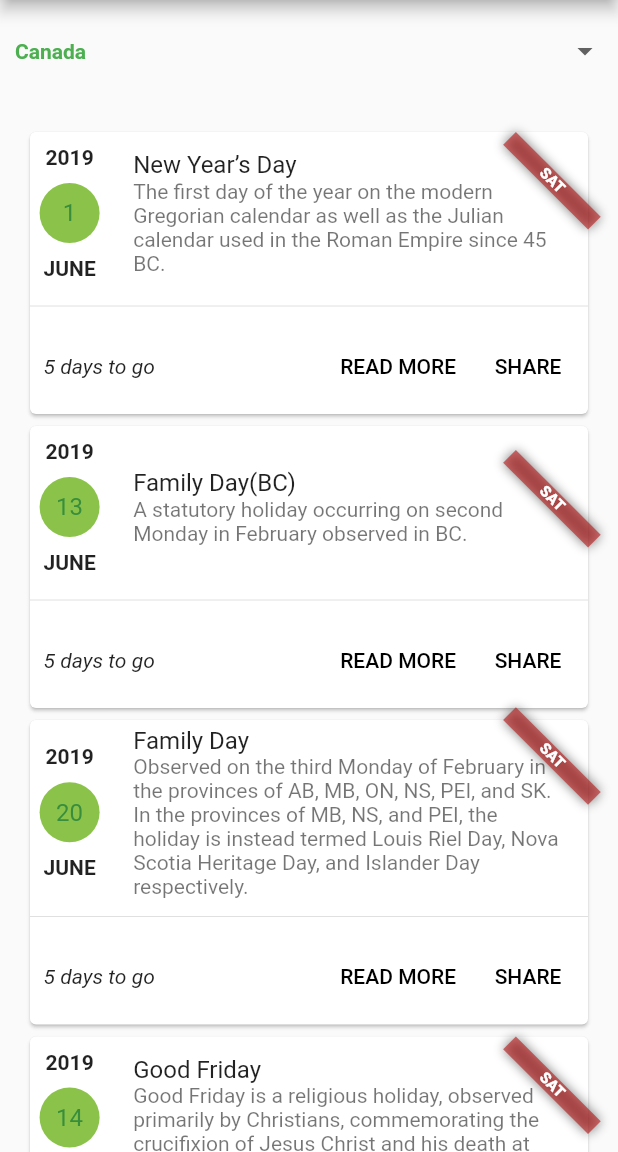
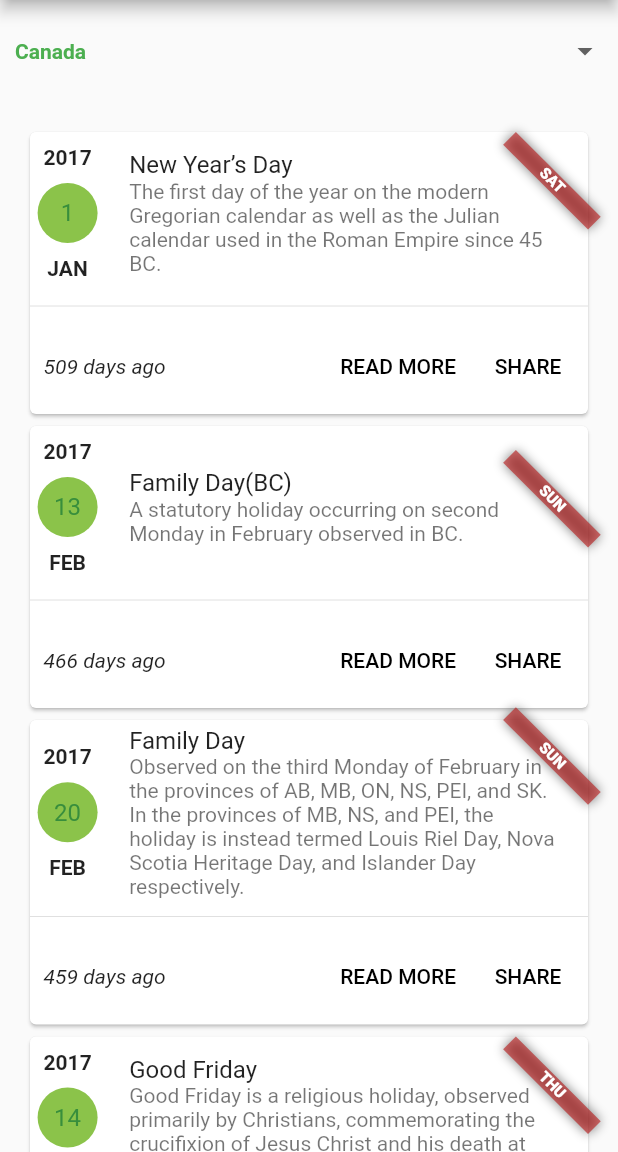
Before and after one commit to jobinbasani/my_next_holiday, a Flutter app: the screen it shows after launch, on a phone screen of 412 x 824 dp, the part 84-1236 px from its top. Run offline on Flutter 3.47's test engine with Material 2 defaults, Android fonts, the light colour scheme and no system bars.

Commit message:
Set data

```diff
--- a/lib/main.dart
+++ b/lib/main.dart
@@ -4,6 +4,7 @@ import 'package:flutter/material.dart';
 import 'package:my_next_holiday/services/HolidayService.dart';
 import 'package:my_next_holiday/services/CanadaHolidayService.dart';
 import 'package:my_next_holiday/services/UsaHolidayService.dart';
+import 'package:my_next_holiday/utils/NlwUtils.dart';
 import 'package:my_next_holiday/vo/HolidayDetails.dart';
 
 void main() => runApp(new NlwApp());
@@ -18,30 +19,21 @@ class NlwApp extends StatelessWidget {
       theme: new ThemeData(
         primarySwatch: Colors.green,
       ),
-      home: new MyHomePage(title: 'My Next Holiday'),
+      home: new NlwHomePage(title: 'My Next Holiday'),
     );
   }
 }
 
-class MyHomePage extends StatefulWidget {
-  MyHomePage({Key key, this.title}) : super(key: key);
-
-  // This widget is the home page of your application. It is stateful, meaning
-  // that it has a State object (defined below) that contains fields that affect
-  // how it looks.
-
-  // This class is the configuration for the state. It holds the values (in this
-  // case the title) provided by the parent (in this case the App widget) and
-  // used by the build method of the State. Fields in a Widget subclass are
-  // always marked "final".
+class NlwHomePage extends StatefulWidget {
+  NlwHomePage({Key key, this.title}) : super(key: key);
 
   final String title;
 
   @override
-  _MyHomePageState createState() => new _MyHomePageState();
+  _NlwHomePageState createState() => new _NlwHomePageState();
 }
 
-class _MyHomePageState extends State<MyHomePage> {
+class _NlwHomePageState extends State<NlwHomePage> {
   var dropdownMenuOptions;
   List<String> _countryList = [];
   String _selectedCountry;
@@ -51,6 +43,15 @@ class _MyHomePageState extends State<MyHomePage> {
     new UsaHolidayService(),
     new CanadaHolidayService()
   ];
+
+  String getDaysToGo(HolidayDetails details) {
+    String dayString = "day";
+    if (details.daysDiff > 1) {
+      dayString = dayString + "s";
+    }
+    String data = "${details.daysDiff} ${dayString}";
+    return details.isPast ? "${data} ago" : "${data} to go";
+  }
 
   Widget _buildHolidayList() {
     return new ListView.builder(
@@ -69,7 +70,11 @@ class _MyHomePageState extends State<MyHomePage> {
                         new Container(
                           padding: const EdgeInsets.all(9.0),
                           child: new Text(
-                            "2019",
+                            holidayDetailsMap[_selectedCountry]
+                                .elementAt(index)
+                                .holidayDate
+                                .year
+                                .toString(),
                             style: new TextStyle(fontWeight: FontWeight.bold),
                           ),
                         ),
@@ -83,7 +88,11 @@ class _MyHomePageState extends State<MyHomePage> {
                         ),
                         new Container(
                           padding: const EdgeInsets.all(9.0),
-                          child: new Text("JUNE",
+                          child: new Text(
+                              NlwUtils.getMonth(
+                                  holidayDetailsMap[_selectedCountry]
+                                      .elementAt(index)
+                                      .holidayDate),
                               style:
                                   new TextStyle(fontWeight: FontWeight.bold)),
                         )
@@ -91,7 +100,10 @@ class _MyHomePageState extends State<MyHomePage> {
                     ),
                     new Expanded(
                       child: new Banner(
-                        message: "SAT",
+                        message: NlwUtils.getDay(
+                            holidayDetailsMap[_selectedCountry]
+                                .elementAt(index)
+                                .holidayDate),
                         location: BannerLocation.topEnd,
                         child: new ListTile(
                           title: new Text(holidayDetailsMap[_selectedCountry]
@@ -110,7 +122,9 @@ class _MyHomePageState extends State<MyHomePage> {
                   children: <Widget>[
                     new Container(
                       padding: const EdgeInsets.all(9.0),
-                      child: new Text("5 days to go",
+                      child: new Text(
+                          getDaysToGo(holidayDetailsMap[_selectedCountry]
+                              .elementAt(index)),
                           style: new TextStyle(fontStyle: FontStyle.italic)),
                     ),
                     new Expanded(
--- /dev/null
+++ b/lib/utils/NlwUtils.dart
@@ -0,0 +1,71 @@
+class NlwUtils{
+  static String getMonth(DateTime dateTime){
+    switch(dateTime.month){
+      case 1:
+        return "JAN";
+        break;
+      case 2:
+        return "FEB";
+        break;
+      case 3:
+        return "MAR";
+        break;
+      case 4:
+        return "APR";
+        break;
+      case 5:
+        return "MAY";
+        break;
+      case 6:
+        return "JUN";
+        break;
+      case 7:
+        return "JUL";
+        break;
+      case 8:
+        return "AUG";
+        break;
+      case 9:
+        return "SEP";
+        break;
+      case 10:
+        return "OCT";
+        break;
+      case 11:
+        return "NOV";
+        break;
+      case 12:
+        return "DEC";
+        break;
+      default:
+        return "";
+    }
+  }
+  static getDay(DateTime dateTime){
+    switch(dateTime.weekday){
+      case 1:
+        return "SUN";
+        break;
+      case 2:
+        return "MON";
+        break;
+      case 3:
+        return "TUE";
+        break;
+      case 4:
+        return "WED";
+        break;
+      case 5:
+        return "THU";
+        break;
+      case 6:
+        return "FRI";
+        break;
+      case 7:
+        return "SAT";
+        break;
+      default:
+        return "";
+    }
+  }
+}
```
